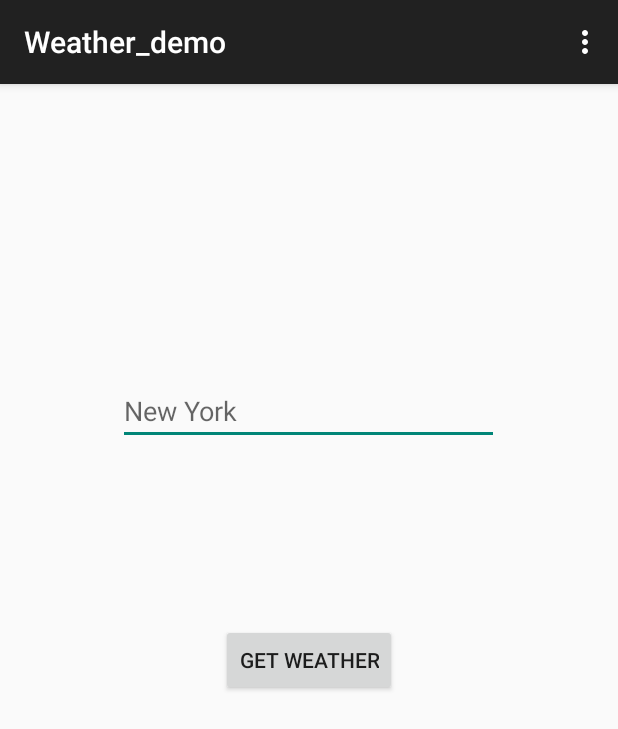
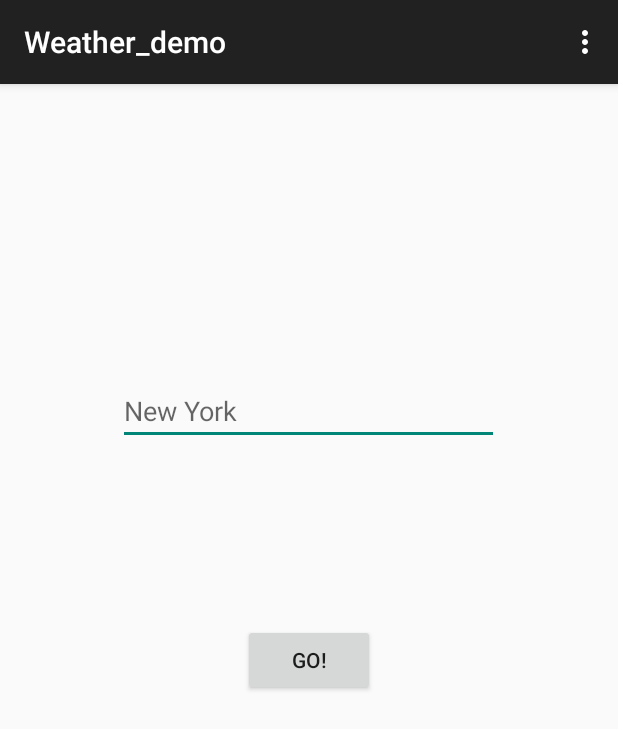
Before and after one commit to zerolevel/Weather_demo, an Android app: the screen it shows after launch (MainActivity), on a phone screen of 412 x 824 dp. Shown: the top 729 px of the screen. Run offline under Robolectric (Android 15) with nearby library versions, the phone set to English and light mode, and no system bars.

Commit message:
Add HttpConnection and Java Parsing. Also added a dummy textView which indicates the process.

```diff
--- a/FindWeather/FindWeather/src/main/AndroidManifest.xml
+++ b/FindWeather/FindWeather/src/main/AndroidManifest.xml
@@ -23,5 +23,6 @@
             </intent-filter>
         </activity>
     </application>
-
+    <uses-permission android:name="android.permission.ACCESS_NETWORK_STATE" />
+    <uses-permission android:name="android.permission.INTERNET" />
 </manifest>
--- a/FindWeather/FindWeather/src/main/res/layout/fragment_main.xml
+++ b/FindWeather/FindWeather/src/main/res/layout/fragment_main.xml
@@ -11,22 +11,33 @@
     <EditText
         android:layout_width="254dp"
         android:layout_height="wrap_content"
-        android:id="@+id/editText"
+        android:id="@+id/editText_cityName"
         android:layout_gravity="center_vertical"
         android:autoText="true"
         android:hint="@string/hint_main_activity"
         android:layout_alignParentTop="true"
         android:layout_centerHorizontal="true"
         android:layout_marginTop="179dp"
-        android:textAlignment="center"/>
+        android:textAlignment="center" />
 
     <Button
         android:layout_width="wrap_content"
         android:layout_height="wrap_content"
         android:text="@string/buttonName_activity_main"
-        android:id="@+id/button"
+        android:id="@+id/button_Go"
         android:layout_gravity="center_vertical"
         android:layout_centerVertical="true"
-        android:layout_centerHorizontal="true" />
+        android:layout_centerHorizontal="true"
+        android:onClick="findWeather"/>
+
+    <TextView
+        android:layout_width="wrap_content"
+        android:layout_height="wrap_content"
+        android:textAppearance="?android:attr/textAppearanceSmall"
+        android:id="@+id/textView_ProcessUpdates"
+        android:layout_marginTop="40dp"
+        android:layout_below="@+id/button_Go"
+        android:layout_alignRight="@+id/button_Go" />
+
 
 </RelativeLayout>
--- a/FindWeather/FindWeather/src/main/res/values/strings.xml
+++ b/FindWeather/FindWeather/src/main/res/values/strings.xml
@@ -4,6 +4,6 @@
     <string name="app_name">Weather_demo</string>
     <string name="hello_world">Hello world!</string>
     <string name="action_settings">Settings</string>
-    <string name="buttonName_activity_main">Get Weather</string>
+    <string name="buttonName_activity_main">Go!</string>
     <string name="hint_main_activity">New York</string>
 </resources>
```
Also changed, not shown: FindWeather/FindWeather/src/main/java/com/android/app/JSONParser.java (added, +97 -0 lines), FindWeather/FindWeather/src/main/java/com/android/app/MainActivity.java (+56 -0 lines), FindWeather/FindWeather/src/main/java/com/android/app/WeatherData.java (added, +39 -0 lines), 26 other files.
